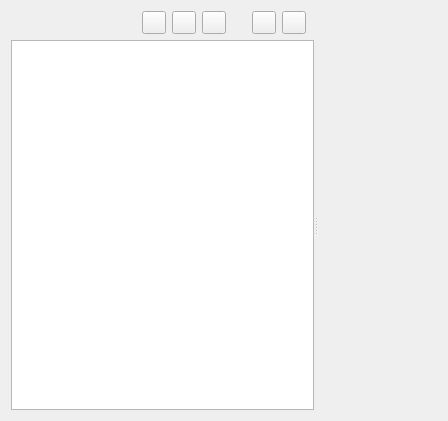
Before: the Qt Designer form plugins/dockers/animation/wdg_animation_curves.ui in KDE/krita, drawn with Qt 5.
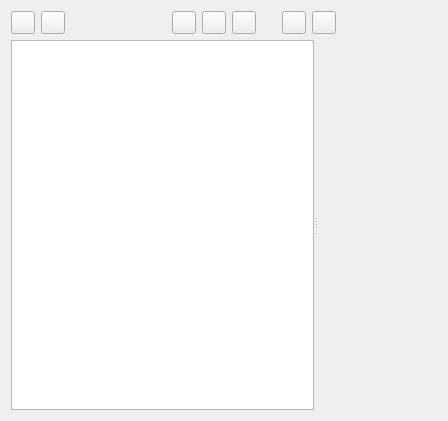
After: the same form once the commit is applied. Custom widgets are drawn as their Qt base class.

Commit message: Implement zooming for animation curves

The edit to the form file:
```diff
--- a/plugins/dockers/animation/wdg_animation_curves.ui
+++ b/plugins/dockers/animation/wdg_animation_curves.ui
@@ -16,6 +16,26 @@
   <layout class="QVBoxLayout" name="verticalLayout">
    <item>
     <layout class="QHBoxLayout" name="horizontalLayout">
+     <item>
+      <widget class="KisZoomButton" name="btnHorizontalZoom">
+       <property name="toolTip">
+        <string>Zoom time</string>
+       </property>
+       <property name="text">
+        <string/>
+       </property>
+      </widget>
+     </item>
+     <item>
+      <widget class="KisZoomButton" name="btnVerticalZoom">
+       <property name="toolTip">
+        <string>Zoom values</string>
+       </property>
+       <property name="text">
+        <string/>
+       </property>
+      </widget>
+     </item>
      <item>
       <spacer name="horizontalSpacer_2">
        <property name="orientation">
@@ -128,6 +148,11 @@
    <header>kis_animation_curves_view.h</header>
    <container>1</container>
   </customwidget>
+  <customwidget>
+   <class>KisZoomButton</class>
+   <extends>QToolButton</extends>
+   <header>kis_zoom_button.h</header>
+  </customwidget>
  </customwidgets>
  <resources/>
  <connections/>
```
The commit also changes 5 other files.
